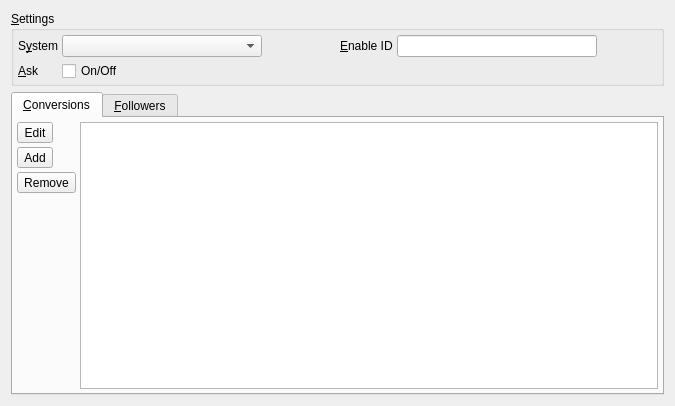
Scanframe/sf-mod-app, file com/ami/units/UnitConversionPropertyPage.ui: the form before one commit.
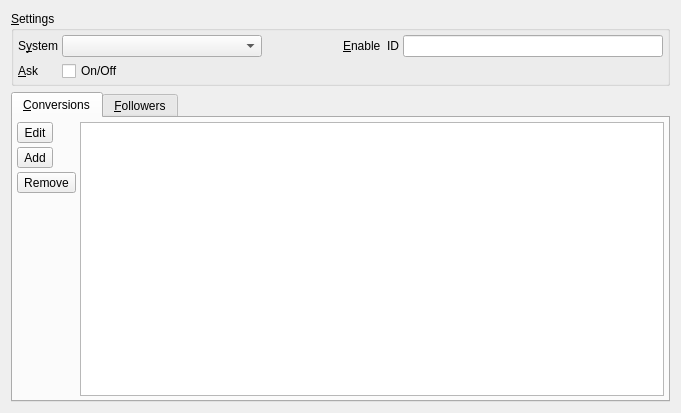
The form after the commit. Custom widgets are drawn as their Qt base class.

What changed in the file:
```diff
--- a/com/ami/units/UnitConversionPropertyPage.ui
+++ b/com/ami/units/UnitConversionPropertyPage.ui
@@ -1,13 +1,13 @@
 <?xml version="1.0" encoding="UTF-8"?>
 <ui version="4.0">
  <class>sf::UnitConversionPropertyPage</class>
- <widget class="sf::PropertyPage" name="UnitConversionPropertyPage">
+ <widget class="sf::PropertyPage" name="sf::UnitConversionPropertyPage">
   <property name="geometry">
    <rect>
     <x>0</x>
     <y>0</y>
-    <width>675</width>
-    <height>406</height>
+    <width>681</width>
+    <height>413</height>
    </rect>
   </property>
   <property name="windowTitle">
@@ -90,20 +90,20 @@
            <string>Enable or disable the unit conversion using a variable.</string>
           </property>
           <property name="text">
-           <string>&amp;Enable ID</string>
+           <string>&amp;Enable  ID</string>
           </property>
           <property name="buddy">
-           <cstring>leEnableId</cstring>
+           <cstring>iieEnableId</cstring>
           </property>
          </widget>
         </item>
         <item row="0" column="1">
-         <widget class="QLineEdit" name="leEnableId">
-          <property name="maximumSize">
-           <size>
-            <width>200</width>
-            <height>16777215</height>
-           </size>
+         <widget class="sf::InformationIdEdit" name="iieEnableId">
+          <property name="toolTip">
+           <string>Information ID select edit.</string>
+          </property>
+          <property name="whatsThis">
+           <string>Information ID select edit with ID select dialog.</string>
           </property>
          </widget>
         </item>
@@ -301,6 +301,11 @@
   </layout>
  </widget>
  <customwidgets>
+  <customwidget>
+   <class>sf::InformationIdEdit</class>
+   <extends>QLineEdit</extends>
+   <header>gii/qt/InformationIdEdit.h</header>
+  </customwidget>
   <customwidget>
    <class>sf::PropertyPage</class>
    <extends>QWidget</extends>
```
Left out of the diff: 1 changed line with no effect on the pictures.
